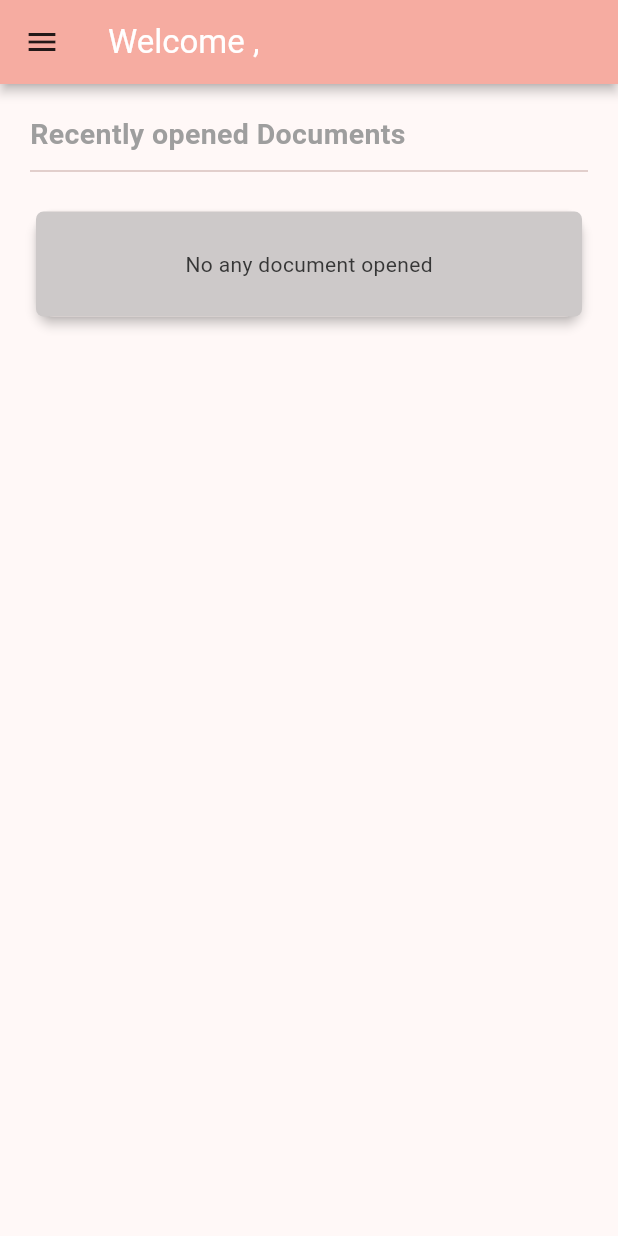
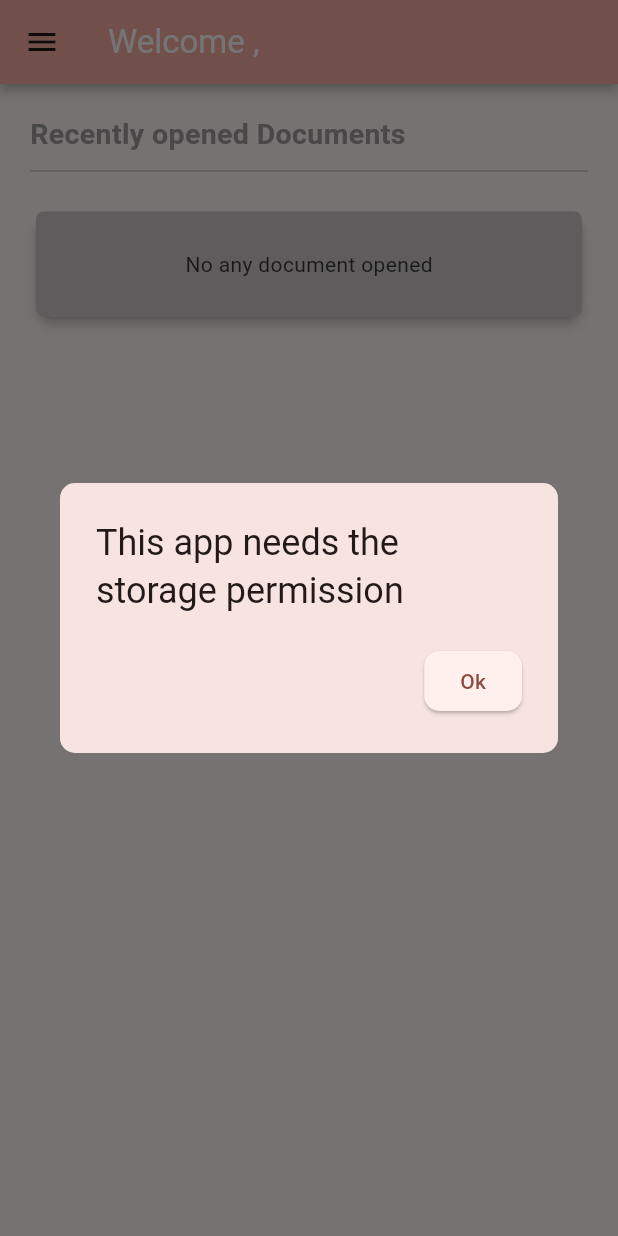
Before and after one commit to gouravpatil70/documents_store_app, a Flutter app: the screen it shows once a user with an empty profile is signed in, on a phone screen of 412 x 824 dp. Run offline on Flutter 3.47's test engine with Material 3 defaults, Android fonts, the phone set to English and light mode, and no system bars; our stand-ins replace cloud_firestore, dio, file_picker, firebase_auth, firebase_storage, open_file and 1 more; accounts and stored records are empty.

Commit message:
Ask Permissions added onto the home page

```diff
--- a/lib/Screens/home_screen.dart
+++ b/lib/Screens/home_screen.dart
@@ -1,10 +1,15 @@
+import 'dart:async';
+
+import 'package:documents_store_app/Screens/modify_user_details_screen.dart';
 import 'package:documents_store_app/Screens/upload_documents_screen.dart';
 import 'package:documents_store_app/Screens/documents_list_screen.dart';
+import 'package:documents_store_app/Widgets/custom_alert_dialog.dart';
 import 'package:documents_store_app/Widgets/custom_app_bar.dart';
 import 'package:documents_store_app/Widgets/drawer_card_widget.dart';
 import 'package:flutter/material.dart';
 import 'package:firebase_auth/firebase_auth.dart';
 import 'package:flutter/widgets.dart';
+import 'package:permission_handler/permission_handler.dart';
 
 class HomeScreen extends StatefulWidget {
   const HomeScreen({super.key});
@@ -76,7 +81,11 @@ class _HomeScreenState extends State<HomeScreen> {
             GestureDetector(
               child: DrawerCardChildren.customDrawerCardWidget(context: context, cardTitle: 'Modify Details', cardIcon: Icons.update),
               onTap: (){
-                Navigator.pushNamed(context, '/modifyDetails');
+                Navigator.push(context, MaterialPageRoute(
+                  builder: (BuildContext context){
+                    return ModifyUserDetails(user: _user!);
+                  })
+                );
               },
             ),
 
@@ -161,8 +170,33 @@ class _HomeScreenState extends State<HomeScreen> {
             print(_user!.displayName);
             print(_user);
           });
+          Timer(const Duration(seconds: 2),(() {
+            checkAndAskStoragePermission();
+          }));
         }
       }
     });
   }
+
+
+  checkAndAskStoragePermission()async{
+    if(await _showDialogBoxForPermission('This app needs the storage permission')){
+      Permission permission = Permission.manageExternalStorage;
+      if(await permission.isGranted){
+        return true;
+      }else{
+        PermissionStatus permissionAccessResult = await permission.request();
+        if(permissionAccessResult.isGranted){
+          return true;
+        }else if(permissionAccessResult.isDenied){
+          checkAndAskStoragePermission();
+        }
+      }
+    }
+  }
+
+  _showDialogBoxForPermission(String message){
+    Future<dynamic> result = CustomAlertDialog.customAelrtDialogBox(context: context, message: message);
+    return result;
+  }
 }
```
